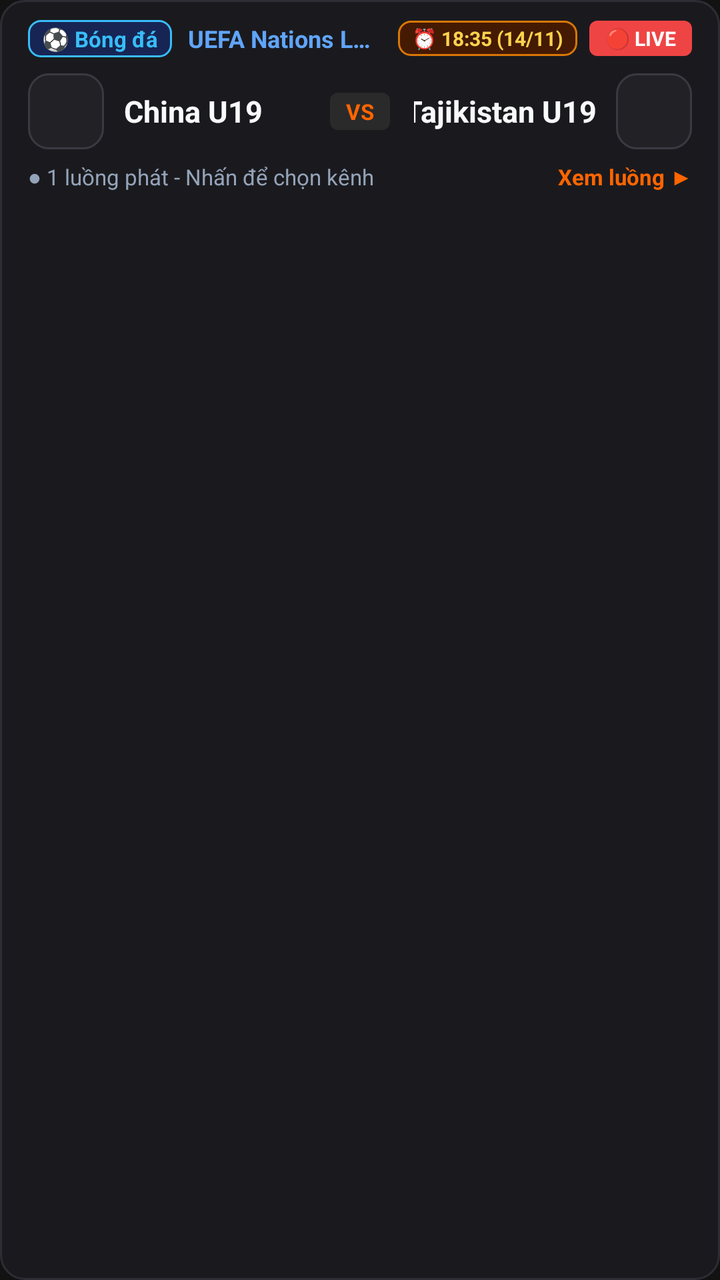
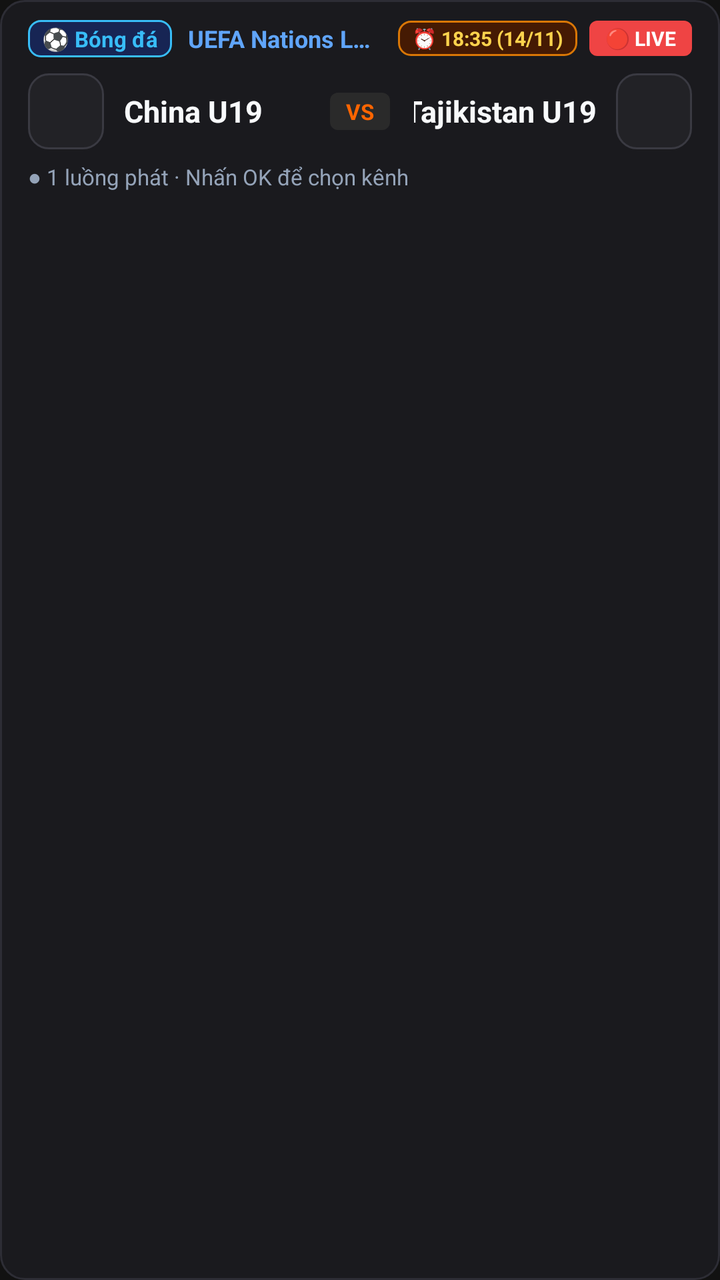

Before-and-after screenshots of an Android layout around one commit, followed by the original layout XML and the change that was made.
<!-- AndroidManifest.xml: application theme AppTheme -->
<!-- res/layout/item_match_card.xml -->
<?xml version="1.0" encoding="utf-8"?>
<LinearLayout xmlns:android="http://schemas.android.com/apk/res/android"
    android:layout_width="match_parent"
    android:layout_height="wrap_content"
    android:minHeight="102dp"
    android:layout_marginTop="3dp"
    android:layout_marginBottom="3dp"
    android:layout_marginStart="4dp"
    android:layout_marginEnd="4dp"
    android:orientation="vertical"
    android:paddingStart="14dp"
    android:paddingEnd="14dp"
    android:paddingTop="10dp"
    android:paddingBottom="10dp"
    android:focusable="true"
    android:focusableInTouchMode="true"
    android:background="@drawable/selector_match_card">

    
    <LinearLayout
        android:layout_width="match_parent"
        android:layout_height="wrap_content"
        android:orientation="horizontal"
        android:gravity="center_vertical">

        
        <TextView
            android:id="@+id/tvSportBadge"
            android:layout_width="wrap_content"
            android:layout_height="wrap_content"
            android:background="@drawable/bg_match_sport_badge"
            android:paddingStart="7dp"
            android:paddingEnd="7dp"
            android:paddingTop="2dp"
            android:paddingBottom="2dp"
            android:text="⚽ Bóng đá"
            android:textColor="#38BDF8"
            android:textSize="11sp"
            android:textStyle="bold" />

        
        <TextView
            android:id="@+id/tvLeagueName"
            android:layout_width="0dp"
            android:layout_height="wrap_content"
            android:layout_weight="1"
            android:layout_marginStart="8dp"
            android:layout_marginEnd="8dp"
            android:text="UEFA Nations League"
            android:textColor="#60A5FA"
            android:textSize="12sp"
            android:textStyle="bold"
            android:singleLine="true"
            android:ellipsize="end" />

        
        <TextView
            android:id="@+id/tvMatchTime"
            android:layout_width="wrap_content"
            android:layout_height="wrap_content"
            android:background="@drawable/bg_match_time_badge"
            android:paddingStart="7dp"
            android:paddingEnd="7dp"
            android:paddingTop="2dp"
            android:paddingBottom="2dp"
            android:layout_marginEnd="6dp"
            android:text="⏰ 18:35 (14/11)"
            android:textColor="#FCD34D"
            android:textSize="10sp"
            android:textStyle="bold" />

        
        <TextView
            android:id="@+id/tvMatchStatus"
            android:layout_width="wrap_content"
            android:layout_height="wrap_content"
            android:background="@drawable/bg_fpt_badge_live"
            android:paddingStart="8dp"
            android:paddingEnd="8dp"
            android:paddingTop="2dp"
            android:paddingBottom="2dp"
            android:text="🔴 LIVE"
            android:textColor="#FFFFFF"
            android:textSize="10sp"
            android:textStyle="bold" />
    </LinearLayout>

    
    <LinearLayout
        android:layout_width="match_parent"
        android:layout_height="wrap_content"
        android:orientation="horizontal"
        android:gravity="center_vertical"
        android:layout_marginTop="8dp"
        android:layout_marginBottom="6dp">

        
        <LinearLayout
            android:layout_width="0dp"
            android:layout_height="wrap_content"
            android:layout_weight="1"
            android:orientation="horizontal"
            android:gravity="center_vertical|start">

            <FrameLayout
                android:layout_width="38dp"
                android:layout_height="38dp"
                android:background="@drawable/bg_team_logo_frame"
                android:padding="2dp">

                <ImageView
                    android:id="@+id/ivHomeLogo"
                    android:layout_width="match_parent"
                    android:layout_height="match_parent"
                    android:scaleType="fitCenter"
                    android:contentDescription="Home team logo" />

                <TextView
                    android:id="@+id/tvHomeInitial"
                    android:layout_width="match_parent"
                    android:layout_height="match_parent"
                    android:gravity="center"
                    android:text="HOM"
                    android:textColor="#FFFFFF"
                    android:textSize="11sp"
                    android:textStyle="bold"
                    android:visibility="gone" />
            </FrameLayout>

            <TextView
                android:id="@+id/tvHomeName"
                android:layout_width="wrap_content"
                android:layout_height="wrap_content"
                android:layout_marginStart="10dp"
                android:text="China U19"
                android:textColor="@color/text_primary"
                android:textSize="15sp"
                android:textStyle="bold"
                android:maxLines="2"
                android:ellipsize="end" />
        </LinearLayout>

        
        <LinearLayout
            android:layout_width="wrap_content"
            android:layout_height="wrap_content"
            android:orientation="vertical"
            android:gravity="center"
            android:layout_marginStart="12dp"
            android:layout_marginEnd="12dp">

            <TextView
                android:id="@+id/tvVsBadge"
                android:layout_width="wrap_content"
                android:layout_height="wrap_content"
                android:background="@drawable/bg_fpt_badge"
                android:paddingStart="8dp"
                android:paddingEnd="8dp"
                android:paddingTop="2dp"
                android:paddingBottom="2dp"
                android:text="VS"
                android:textColor="@color/fpt_orange"
                android:textSize="11sp"
                android:textStyle="bold" />
        </LinearLayout>

        
        <LinearLayout
            android:layout_width="0dp"
            android:layout_height="wrap_content"
            android:layout_weight="1"
            android:orientation="horizontal"
            android:gravity="center_vertical|end">

            <TextView
                android:id="@+id/tvAwayName"
                android:layout_width="wrap_content"
                android:layout_height="wrap_content"
                android:layout_marginEnd="10dp"
                android:text="Tajikistan U19"
                android:textColor="@color/text_primary"
                android:textSize="15sp"
                android:textStyle="bold"
                android:maxLines="2"
                android:ellipsize="end"
                android:gravity="end" />

            <FrameLayout
                android:layout_width="38dp"
                android:layout_height="38dp"
                android:background="@drawable/bg_team_logo_frame"
                android:padding="2dp">

                <ImageView
                    android:id="@+id/ivAwayLogo"
                    android:layout_width="match_parent"
                    android:layout_height="match_parent"
                    android:scaleType="fitCenter"
                    android:contentDescription="Away team logo" />

                <TextView
                    android:id="@+id/tvAwayInitial"
                    android:layout_width="match_parent"
                    android:layout_height="match_parent"
                    android:gravity="center"
                    android:text="AWA"
                    android:textColor="#FFFFFF"
                    android:textSize="11sp"
                    android:textStyle="bold"
                    android:visibility="gone" />
            </FrameLayout>
        </LinearLayout>
    </LinearLayout>

    
    <LinearLayout
        android:layout_width="match_parent"
        android:layout_height="wrap_content"
        android:orientation="horizontal"
        android:gravity="center_vertical">

        <TextView
            android:id="@+id/tvSourcesCount"
            android:layout_width="0dp"
            android:layout_height="wrap_content"
            android:layout_weight="1"
            android:text="● 1 luồng phát - Nhấn để chọn kênh"
            android:textColor="@color/text_secondary"
            android:textSize="11sp" />

        <TextView
            android:id="@+id/tvWatchAction"
            android:layout_width="wrap_content"
            android:layout_height="wrap_content"
            android:text="Xem luồng ▶"
            android:textColor="@color/fpt_orange"
            android:textSize="11sp"
            android:textStyle="bold" />
    </LinearLayout>
</LinearLayout>
<!-- resources referenced by this layout -->
<resources>
  <color name="fpt_orange">#FF6500</color>
  <color name="text_primary">#F8FAFC</color>
  <color name="text_secondary">#94A3B8</color>
  <!-- drawable bg_fpt_badge (drawable) -->
  <?xml version="1.0" encoding="utf-8"?>
  <shape xmlns:android="http://schemas.android.com/apk/res/android"
      android:shape="rectangle">
      <solid android:color="#2A2A2A" />
      <corners android:radius="4dp" />
      <padding
          android:left="5dp"
          android:top="2dp"
          android:right="5dp"
          android:bottom="2dp" />
  </shape>
  <!-- drawable bg_fpt_badge_live (drawable) -->
  <?xml version="1.0" encoding="utf-8"?>
  <shape xmlns:android="http://schemas.android.com/apk/res/android"
      android:shape="rectangle">
      <solid android:color="#EF4444" />
      <corners android:radius="4dp" />
      <padding
          android:left="6dp"
          android:top="2dp"
          android:right="6dp"
          android:bottom="2dp" />
  </shape>
  <!-- drawable bg_match_sport_badge (drawable) -->
  <?xml version="1.0" encoding="utf-8"?>
  <shape xmlns:android="http://schemas.android.com/apk/res/android"
      android:shape="rectangle">
      <solid android:color="#172554" />
      <stroke android:width="1dp" android:color="#38BDF8" />
      <corners android:radius="6dp" />
  </shape>
  <!-- drawable bg_match_time_badge (drawable) -->
  <?xml version="1.0" encoding="utf-8"?>
  <shape xmlns:android="http://schemas.android.com/apk/res/android"
      android:shape="rectangle">
      <solid android:color="#451A03" />
      <stroke android:width="1dp" android:color="#D97706" />
      <corners android:radius="6dp" />
  </shape>
  <!-- drawable bg_team_logo_frame (drawable) -->
  <?xml version="1.0" encoding="utf-8"?>
  <shape xmlns:android="http://schemas.android.com/apk/res/android"
      android:shape="rectangle">
      <solid android:color="#222226" />
      <stroke android:width="1dp" android:color="#3A3A42" />
      <corners android:radius="10dp" />
  </shape>
  <!-- drawable selector_match_card (drawable) -->
  <?xml version="1.0" encoding="utf-8"?>
  <selector xmlns:android="http://schemas.android.com/apk/res/android">
      <item android:state_focused="true" android:drawable="@drawable/bg_match_card_focused" />
      <item android:state_selected="true" android:drawable="@drawable/bg_match_card_selected" />
      <item android:drawable="@drawable/bg_match_card" />
  </selector>
  <style name="AppTheme" parent="Theme.AppCompat.NoActionBar">
          <item name="colorPrimary">@color/primary</item>
          <item name="colorPrimaryDark">@color/primary_dark</item>
          <item name="colorAccent">@color/accent</item>
          <item name="android:windowBackground">@color/tv_bg_dark</item>
          <item name="android:windowFullscreen">true</item>
          <item name="android:windowContentOverlay">@null</item>
      </style>
  <!-- drawable bg_match_card_focused (drawable) -->
  <?xml version="1.0" encoding="utf-8"?>
  <shape xmlns:android="http://schemas.android.com/apk/res/android"
      android:shape="rectangle">
      <solid android:color="#24242C" />
      <stroke android:width="2dp" android:color="@color/fpt_orange" />
      <corners android:radius="12dp" />
  </shape>
  <!-- drawable bg_match_card_selected (drawable) -->
  <?xml version="1.0" encoding="utf-8"?>
  <shape xmlns:android="http://schemas.android.com/apk/res/android"
      android:shape="rectangle">
      <solid android:color="#2A1B12" />
      <stroke android:width="2dp" android:color="#FF8533" />
      <corners android:radius="12dp" />
  </shape>
  <!-- drawable bg_match_card (drawable) -->
  <?xml version="1.0" encoding="utf-8"?>
  <shape xmlns:android="http://schemas.android.com/apk/res/android"
      android:shape="rectangle">
      <solid android:color="#1A1A1E" />
      <stroke android:width="1dp" android:color="#2D2D35" />
      <corners android:radius="12dp" />
  </shape>
  <color name="primary">#1E1E1E</color>
  <color name="primary_dark">#121212</color>
  <color name="accent">#FF6500</color>
  <color name="tv_bg_dark">#121212</color>
</resources>

<!-- the commit's change to res/layout/item_match_card.xml (unified diff, before → after) -->
@@ -224,7 +224,7 @@
             android:layout_width="0dp"
             android:layout_height="wrap_content"
             android:layout_weight="1"
-            android:text="● 1 luồng phát - Nhấn để chọn kênh"
+            android:text="● 1 luồng phát · Nhấn OK để chọn kênh"
             android:textColor="@color/text_secondary"
             android:textSize="11sp" />
 
@@ -235,6 +235,7 @@
             android:text="Xem luồng ▶"
             android:textColor="@color/fpt_orange"
             android:textSize="11sp"
-            android:textStyle="bold" />
+            android:textStyle="bold"
+            android:visibility="gone" />
     </LinearLayout>
 </LinearLayout>
